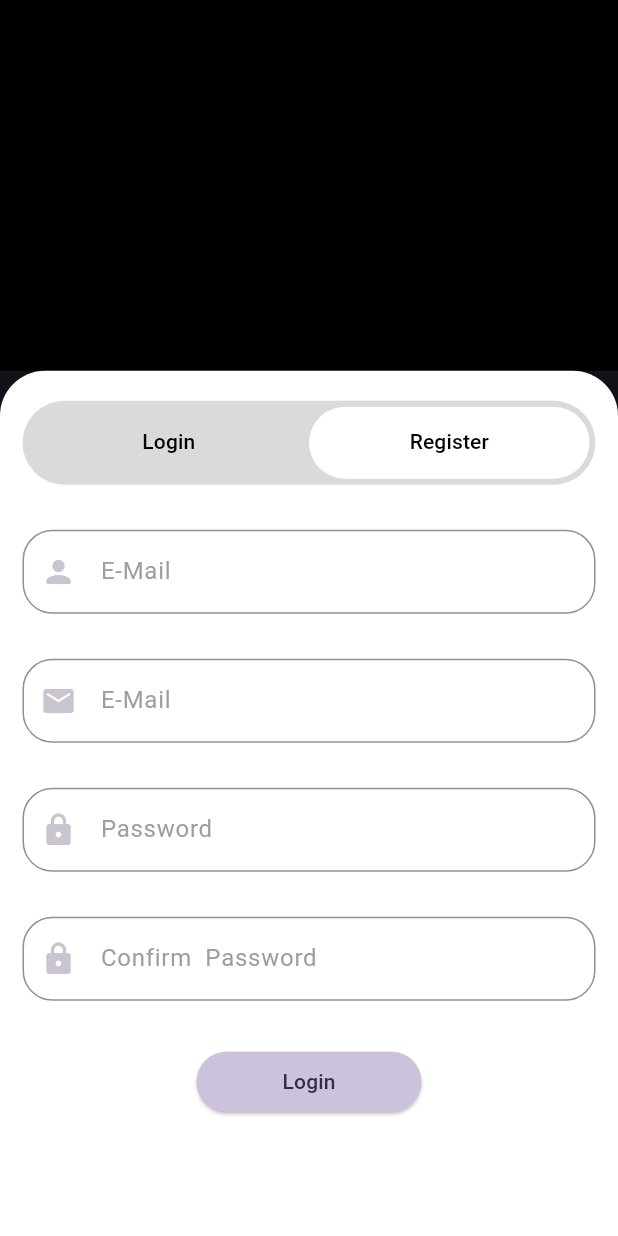
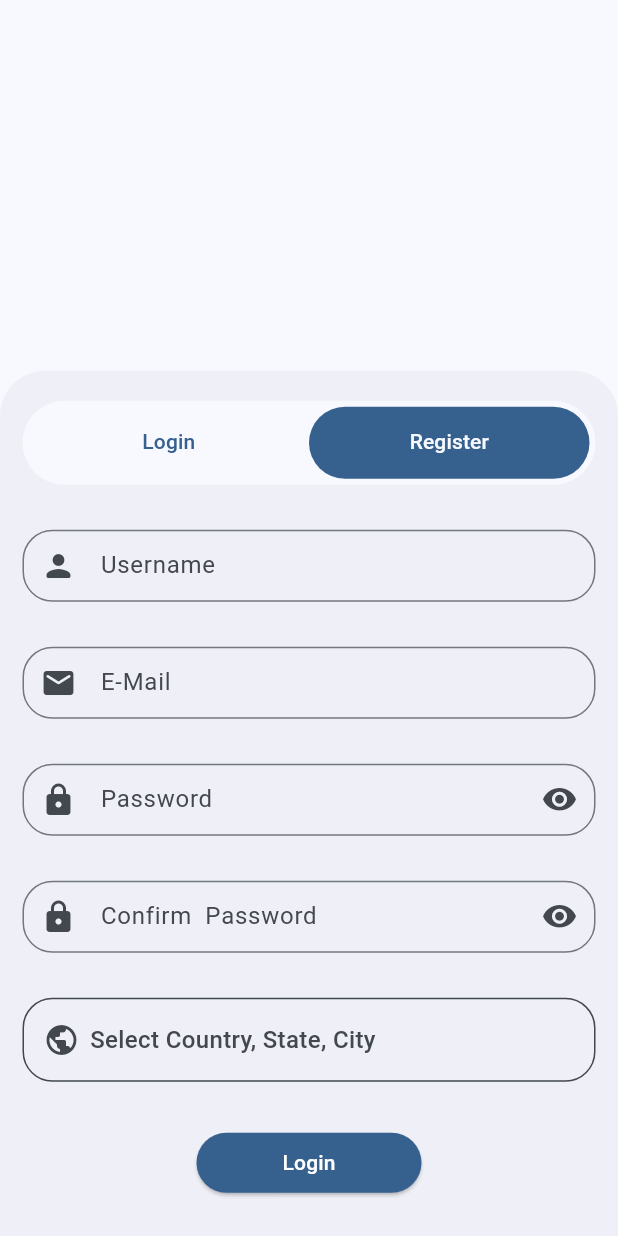
Before and after one commit to vedantjain8/localhub, a Flutter app: the screen it shows after launch, tab 2 chosen, on a phone screen of 412 x 824 dp. Run offline on Flutter 3.47's test engine with Material 3 defaults, Android fonts, the phone set to English and light mode, and no system bars; our stand-ins replace csc_picker, flutter_secure_storage, shared_preferences; project files that could hold a hidden picture were left out.

Commit message:
feat: login & register & theming

```diff
--- a/flutter/localhub/lib/main.dart
+++ b/flutter/localhub/lib/main.dart
@@ -1,8 +1,11 @@
 import 'package:flutter/material.dart';
 import 'package:localhub/auth/auth_service.dart';
-import 'package:localhub/screens/auth_screen.dart';
+import 'package:localhub/screens/authscreens/auth_screen.dart';
+import 'package:localhub/themes/theme.dart';
 
-void main() {
+void main() async {
+  WidgetsFlutterBinding.ensureInitialized();
+  await AppTheme.initialize();
   runApp(MainApp());
 }
 
@@ -13,11 +16,12 @@ class MainApp extends StatelessWidget {
 
   @override
   Widget build(BuildContext context) {
+    return ValueListenableBuilder(
+      valueListenable: AppTheme.themeNotifier,
+      builder: (context, theme, child) {
         return MaterialApp(
           title: "Local Hub",
-      theme: ThemeData.dark(
-        useMaterial3: true,
-      ),
+          theme: theme,
           debugShowCheckedModeBanner: false,
           home: Center(
             child: FutureBuilder(
@@ -28,15 +32,15 @@ class MainApp extends StatelessWidget {
                 }
 
                 if (snapshot.hasData && snapshot.data == true) {
-              // if logged in then this
                   return const AuthScreen();
                 } else {
-              // if not logged in then this
                   return const AuthScreen();
                 }
               }),
             ),
           ),
         );
+      },
+    );
   }
 }
--- a/flutter/localhub/lib/screens/auth_screen.dart
+++ /dev/null
@@ -1,95 +0,0 @@
-import 'package:flutter/material.dart';
-import 'package:localhub/screens/authscreens/login_Screen.dart';
-import 'package:localhub/screens/authscreens/register_screen.dart';
-
-class AuthScreen extends StatefulWidget {
-  const AuthScreen({super.key});
-
-  @override
-  State<AuthScreen> createState() => _AuthScreenState();
-}
-
-class _AuthScreenState extends State<AuthScreen>
-    with SingleTickerProviderStateMixin {
-  late TabController _tabController;
-
-  final _tabs = const [
-    Tab(text: 'Login'),
-    Tab(text: 'Register'),
-  ];
-
-  @override
-  void initState() {
-    // TODO: implement initState
-    super.initState();
-    _tabController = TabController(length: 2, vsync: this);
-  }
-
-  @override
-  void dispose() {
-    // TODO: implement dispose
-    super.dispose();
-    _tabController.dispose();
-  }
-
-  @override
-  Widget build(BuildContext context) {
-    return Scaffold(
-      body: SingleChildScrollView(
-        child: Column(
-          children: [
-            Container(
-              height: MediaQuery.of(context).size.height * 0.3,
-              decoration: const BoxDecoration(color: Colors.black),
-            ),
-            Container(
-              height: MediaQuery.of(context).size.height * 0.7,
-              decoration: const BoxDecoration(
-                  color: Colors.white,
-                  borderRadius: BorderRadius.only(
-                      topLeft: Radius.circular(30),
-                      topRight: Radius.circular(30))),
-              child: Column(
-                children: [
-                  SizedBox(height: 5),
-                  Padding(
-                    padding: const EdgeInsets.all(15.0),
-                    child: Container(
-                      padding: const EdgeInsets.all(4.0),
-                      decoration: BoxDecoration(
-                        color: Color.fromARGB(255, 218, 218, 218),
-                        borderRadius: BorderRadius.circular(60.0),
-                      ),
-                      child: TabBar(
-                        controller: _tabController,
-                        tabs: _tabs,
-                        unselectedLabelColor: Colors.black,
-                        labelColor: Colors.black,
-                        indicatorSize: TabBarIndicatorSize.tab,
-                        indicatorColor: Colors.transparent,
-                        indicator: BoxDecoration(
-                          borderRadius: BorderRadius.circular(80.0),
-                          color: Colors.white,
-                        ),
-                        dividerColor: Colors.transparent,
-                      ),
-                    ),
-                  ),
-                  Expanded(
-                    child: TabBarView(
-                      controller: _tabController,
-                      children: const [
-                        LoginScreen(),
-                        RegisterScreen(),
-                      ],
-                    ),
-                  )
-                ],
-              ),
-            ),
-          ],
-        ),
-      ),
-    );
-  }
-}
--- a/flutter/localhub/lib/screens/authscreens/auth_screen.dart
+++ b/flutter/localhub/lib/screens/authscreens/auth_screen.dart
@@ -1,6 +1,7 @@
 import 'package:flutter/material.dart';
 import 'package:localhub/screens/authscreens/login_Screen.dart';
 import 'package:localhub/screens/authscreens/register_screen.dart';
+import 'package:localhub/themes/theme.dart';
 
 class AuthScreen extends StatefulWidget {
   const AuthScreen({super.key});
@@ -34,24 +35,27 @@ class _AuthScreenState extends State<AuthScreen>
 
   @override
   Widget build(BuildContext context) {
-    // final colorScheme = Theme.of(context).colorScheme;
+    final colorScheme = Theme.of(context).colorScheme;
 
     return Scaffold(
-      // backgroundColor: colorScheme.background,
+      backgroundColor: colorScheme.background,
       body: SingleChildScrollView(
         child: Column(
           children: [
             Container(
               height: MediaQuery.of(context).size.height * 0.3,
-              decoration: const BoxDecoration(
-                // color: Theme.of(context).colorScheme.background,
+              decoration: BoxDecoration(
+                color: Theme.of(context).colorScheme.background,
               ),
             ),
             Container(
               height: MediaQuery.of(context).size.height * 0.7,
-              decoration: const BoxDecoration(
-                // color: Theme.of(context).colorScheme.secondaryContainer,
-                borderRadius: BorderRadius.only(
+              decoration: BoxDecoration(
+                color: colorScheme.onInverseSurface,
+                // Theme.of(context).colorScheme.brightness == Brightness.dark
+                //     ? Colors.black
+                //     : Colors.white,
+                borderRadius: const BorderRadius.only(
                   topLeft: Radius.circular(30),
                   topRight: Radius.circular(30),
                 ),
@@ -64,19 +68,19 @@ class _AuthScreenState extends State<AuthScreen>
                     child: Container(
                       padding: const EdgeInsets.all(4.0),
                       decoration: BoxDecoration(
-                        // color: colorScheme.secondary,
+                        color: colorScheme.background,
                         borderRadius: BorderRadius.circular(60.0),
                       ),
                       child: TabBar(
                         controller: _tabController,
                         tabs: _tabs,
-                        unselectedLabelColor: Colors.black,
-                        labelColor: Colors.black,
+                        unselectedLabelColor: colorScheme.primary,
+                        labelColor: colorScheme.background,
                         indicatorSize: TabBarIndicatorSize.tab,
                         indicatorColor: Colors.transparent,
                         indicator: BoxDecoration(
                           borderRadius: BorderRadius.circular(80.0),
-                          // color: colorScheme.onBackground,
+                          color: colorScheme.primary,
                         ),
                         dividerColor: Colors.transparent,
                       ),
--- a/flutter/localhub/lib/screens/authscreens/register_screen.dart
+++ b/flutter/localhub/lib/screens/authscreens/register_screen.dart
@@ -1,3 +1,4 @@
+import 'package:csc_picker/csc_picker.dart';
 import 'package:flutter/cupertino.dart';
 import 'package:flutter/material.dart';
 import 'package:localhub/widgets/text_field_input.dart';
@@ -10,8 +11,14 @@ class RegisterScreen extends StatefulWidget {
 }
 
 class _RegisterScreenState extends State<RegisterScreen> {
-  final TextEditingController _loginController = TextEditingController();
+  final TextEditingController _usernameController = TextEditingController();
+  final TextEditingController _emailController = TextEditingController();
   final TextEditingController _passwordController = TextEditingController();
+  final TextEditingController _confirmPasswordController =
+      TextEditingController();
+  String? countryName;
+  String? stateName;
+  String? cityName;
   @override
   void dispose() {
     // TODO: implement dispose
@@ -29,8 +36,8 @@ class _RegisterScreenState extends State<RegisterScreen> {
           children: <Widget>[
             TextFieldInput(
               hasPrefix: true,
-              textEditingController: _loginController,
-              hintText: "E-Mail",
+              textEditingController: _usernameController,
+              hintText: "Username",
               textInputType: TextInputType.text,
               prefixIcon: const Icon(Icons.person_rounded),
             ),
@@ -39,7 +46,7 @@ class _RegisterScreenState extends State<RegisterScreen> {
             ),
             TextFieldInput(
               hasPrefix: true,
-              textEditingController: _loginController,
+              textEditingController: _emailController,
               hintText: "E-Mail",
               textInputType: TextInputType.text,
               prefixIcon: const Icon(Icons.email_rounded),
@@ -60,7 +67,7 @@ class _RegisterScreenState extends State<RegisterScreen> {
             ),
             TextFieldInput(
               hasPrefix: true,
-              textEditingController: _passwordController,
+              textEditingController: _confirmPasswordController,
               hintText: "Confirm  Password",
               textInputType: TextInputType.text,
               prefixIcon: const Icon(Icons.lock_rounded),
@@ -69,17 +76,121 @@ class _RegisterScreenState extends State<RegisterScreen> {
             const SizedBox(
               height: 30,
             ),
+            InkWell(
+              onTap: () {
+                showDialog(
+                  context: context,
+                  builder: (context) {
+                    return AlertDialog(
+                      content: SizedBox(
+                        height: 250, // Adjust the height as needed
+                        child: Center(
+                          child: Padding(
+                            padding: const EdgeInsets.only(
+                                top: 30, right: 20, left: 20),
+                            child: CSCPicker(
+                              layout: Layout.vertical,
+                              flagState: CountryFlag.DISABLE,
+                              dropdownDecoration: BoxDecoration(
+                                shape: BoxShape.rectangle,
+                                borderRadius: BorderRadius.circular(20),
+                                border: Border.all(
+                                  width: 0.7,
+                                  color: colorScheme.onSurfaceVariant,
+                                ),
+                              ),
+                              disabledDropdownDecoration: BoxDecoration(
+                                shape: BoxShape.rectangle,
+                                borderRadius: BorderRadius.circular(20),
+                                border: Border.all(
+                                  width: 0.7,
+                                  color: colorScheme.onSurfaceVariant,
+                                ),
+                              ),
+                              onCountryChanged: (value) {
+                                setState(() {
+                                  countryName = value;
+                                });
+                              },
+                              onStateChanged: (value) {
+                                setState(() {
+                                  stateName = value;
+                                });
+                              },
+                              onCityChanged: (value) {
+                                setState(() {
+                                  cityName = value;
+                                });
+                              },
+                            ),
+                          ),
+                        ),
+                      ),
+                      actions: [
+                        ElevatedButton(
+                          onPressed: () {
+                            Navigator.pop(context);
+                          },
+                          child: const Text('Done'),
+                        )
+                      ],
+                    );
+                  },
+                );
+              },
+              child: Container(
+                height: 56,
+                width: double.maxFinite,
+                decoration: BoxDecoration(
+                  borderRadius: BorderRadius.circular(20.0),
+                  border: Border.all(
+                    color: Theme.of(context).colorScheme.onSurfaceVariant,
+                  ),
+                ),
+                child: Row(
+                  crossAxisAlignment: CrossAxisAlignment.center,
+                  children: [
+                    const SizedBox(width: 13),
+                    Icon(
+                      Icons.public_rounded,
+                      color: colorScheme.onSurfaceVariant,
+                    ),
+                    const SizedBox(width: 7),
+                    Expanded(
+                      child: Text(
+                        countryName != null &&
+                                stateName != null &&
+                                cityName != null
+                            ? '$countryName, $stateName, $cityName'
+                            : 'Select Country, State, City',
+                        softWrap: true,
+                        overflow: TextOverflow.ellipsis,
+                        maxLines: 1,
+                        style: TextStyle(
+                          color: colorScheme.onSurfaceVariant,
+                          fontSize: 16,
+                          fontWeight: FontWeight.w500,
+                        ),
+                        textAlign: TextAlign.left,
+                      ),
+                    ),
+                  ],
+                ),
+              ),
+            ),
+            const SizedBox(height: 30),
             ElevatedButton(
               onPressed: () {},
               style: ButtonStyle(
-                  backgroundColor:
-                      MaterialStatePropertyAll<Color>(colorScheme.secondary),
-                  fixedSize: const MaterialStatePropertyAll(Size(150, 30))),
+                backgroundColor:
+                    MaterialStateProperty.all<Color>(colorScheme.primary),
+                fixedSize: MaterialStateProperty.all(const Size(150, 30)),
+              ),
               child: Text(
                 "Login",
                 style: TextStyle(color: colorScheme.onSecondary),
               ),
-            )
+            ),
           ],
         ),
       ),
--- a/flutter/localhub/lib/themes/theme.dart
+++ b/flutter/localhub/lib/themes/theme.dart
@@ -0,0 +1,75 @@
+import 'package:flutter/material.dart';
+import 'package:shared_preferences/shared_preferences.dart';
+
+class AppTheme {
+  static const String _brightness = 'brightness';
+  static const String _color = 'color';
+  static ValueNotifier<ThemeData> themeNotifier = ValueNotifier(ThemeData());
+
+  static Future<void> initialize() async {
+    final prefs = await SharedPreferences.getInstance();
+    final savedColor = prefs.getString(_color);
+    final savedBrightness = prefs.getString(_brightness);
+
+    final theme = ThemeData(
+      colorSchemeSeed: savedColor != null
+          ? Color(int.parse(savedColor))
+          : ColorSeed.values[0].color,
+      brightness:
+          savedBrightness == 'dark' ? Brightness.dark : Brightness.light,
+    );
+    themeNotifier.value = theme;
+    print('app theme initialized');
+  }
+
+  static Future<void> updateTheme(Color color, Brightness brightness) async {
+    final prefs = await SharedPreferences.getInstance();
+    await prefs.setString(_color, color.value.toString());
+    await prefs.setString(
+        _brightness, brightness == Brightness.dark ? 'dark' : 'light');
+
+    final updatedTheme = ThemeData(
+      colorSchemeSeed: color,
+      brightness: brightness,
+    );
+    themeNotifier.value = updatedTheme;
+  }
+
+  static Future<void> selectColor(Color color) async {
+    final Brightness currentBrightness = themeNotifier.value.brightness;
+    await updateTheme(color, currentBrightness);
+    print('color changed');
+  }
+
+  static Future<void> toggleBrightness() async {
+    final prefs = await SharedPreferences.getInstance();
+    final currentSeedColor = prefs.getString(_color);
+    final currentBrightness = themeNotifier.value.brightness;
+    final newBrightness = currentBrightness == Brightness.dark
+        ? Brightness.light
+        : Brightness.dark;
+
+    final color = currentSeedColor != null
+        ? Color(int.parse(currentSeedColor))
+        : ColorSeed.values[0].color;
+
+    await updateTheme(color, newBrightness);
+
+    print('brightness changed');
+  }
+}
+
+enum ColorSeed {
+  blue('Blue', Colors.blue),
+  indigo('Indigo', Colors.indigo),
+  teal('Teal', Colors.teal),
+  green('Green', Colors.green),
+  yellow('Yellow', Colors.yellow),
+  orange('Orange', Colors.orange),
+  deepOrange('Deep Orange', Colors.deepOrange),
+  pink('Pink', Colors.pink);
+
+  const ColorSeed(this.label, this.color);
+  final String label;
+  final Color color;
+}
--- a/flutter/localhub/lib/widgets/text_field_input.dart
+++ b/flutter/localhub/lib/widgets/text_field_input.dart
@@ -1,6 +1,6 @@
 import 'package:flutter/material.dart';
 
-class TextFieldInput extends StatelessWidget {
+class TextFieldInput extends StatefulWidget {
   final TextEditingController textEditingController;
   final bool isPass;
   final bool isLightMode;
@@ -9,7 +9,8 @@ class TextFieldInput extends StatelessWidget {
   final int maxlines;
   final bool hasPrefix;
   final Icon prefixIcon;
-  const TextFieldInput({
+
+  TextFieldInput({
     super.key,
     required this.textEditingController,
     this.isPass = false,
@@ -22,30 +23,45 @@ class TextFieldInput extends StatelessWidget {
   });
 
   @override
+  State<TextFieldInput> createState() => _TextFieldInputState();
+}
+
+class _TextFieldInputState extends State<TextFieldInput> {
+  bool showPass = false;
+  @override
   Widget build(BuildContext context) {
-    return Container(
-      child: hasPrefix
-          ? TextField(
-              decoration: InputDecoration(
-                hintText: hintText,
-                hintStyle: const TextStyle(color: Colors.grey),
-                border: OutlineInputBorder(
-                  borderRadius: BorderRadius.circular(20),
-                  borderSide: const BorderSide(width: 4, color: Colors.blue),
-                ),
-                prefixIcon: prefixIcon,
-              ),
-            )
-          : TextField(
-              decoration: InputDecoration(
-                hintText: hintText,
-                hintStyle: const TextStyle(color: Colors.grey),
-                border: OutlineInputBorder(
-                  borderRadius: BorderRadius.circular(20),
-                ),
-                prefixIcon: null,
-              ),
-            ),
+    final colorScheme = Theme.of(context).colorScheme;
+    final inputBorder = OutlineInputBorder(
+      borderRadius: BorderRadius.circular(20.0),
+      borderSide: BorderSide(
+        color: colorScheme.onSurfaceVariant,
+      ),
+    );
+    return TextField(
+      textInputAction: TextInputAction.next,
+      decoration: InputDecoration(
+          hintText: widget.hintText,
+          hintStyle: TextStyle(
+            color: colorScheme.onSurfaceVariant,
+          ),
+          border: inputBorder,
+          focusedBorder: inputBorder,
+          prefixIcon: widget.hasPrefix ? widget.prefixIcon : null,
+          suffixIcon: widget.isPass
+              ? InkWell(
+                  onTap: () {
+                    setState(() {
+                      showPass = !showPass;
+                    });
+                  },
+                  child: showPass
+                      ? const Icon(Icons.visibility_off_rounded)
+                      : const Icon(Icons.visibility_rounded),
+                )
+              : null),
+      style:
+          TextStyle(height: 1, color: Theme.of(context).colorScheme.onSurface),
+      obscureText: widget.isPass && !showPass,
     );
   }
 }
--- a/flutter/localhub/pubspec.yaml
+++ b/flutter/localhub/pubspec.yaml
@@ -7,9 +7,13 @@ environment:
   sdk: '>=3.2.3 <4.0.0'
 
 dependencies:
+  csc_picker: ^0.2.7
   flutter:
     sdk: flutter
   flutter_secure_storage: ^9.0.0
+  provider: ^6.1.1
+  shared_preferences: ^2.2.2
+
 
 dev_dependencies:
   flutter_test:
```
Also changed, not shown: flutter/localhub/lib/screens/authscreens/login_screen.dart (+5 -3 lines), flutter/localhub/pubspec.lock, 3 other files. Lines whose indentation alone changed are shown as unchanged.
